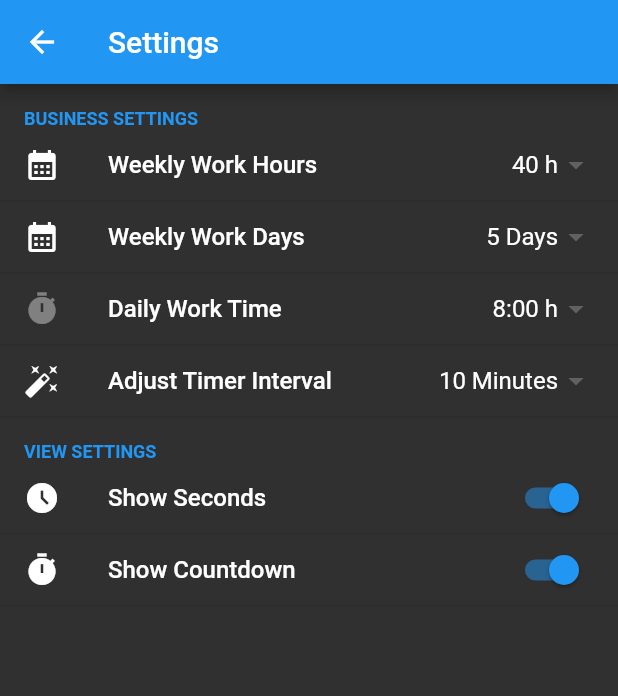
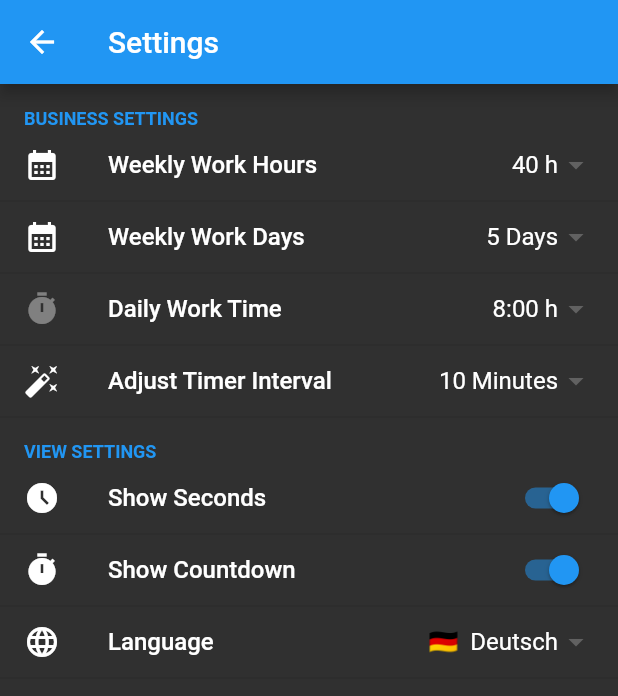
Before and after one commit to mirkoole/Stempli-Flutter-App, a Flutter app: the CustomSettingsScreen screen opened by its route, on a phone screen of 412 x 824 dp. Shown: the top 696 px of the screen. Run offline on Flutter 3.47's test engine with Material 2 defaults, Android fonts, the phone set to English and light mode, and no system bars; drawn by our look-alikes of flutter_settings_screens; our stand-ins replace shared_preferences; accounts and stored records are empty.

Commit message:
add language setting

```diff
--- a/lib/screens/settings.dart
+++ b/lib/screens/settings.dart
@@ -128,6 +128,15 @@ class _CustomSettingsScreenState extends State<CustomSettingsScreen> {
                   title: 'Show Countdown',
                   leading: const Icon(Icons.timer),
                 ),
+                DropDownSettingsTile(
+                    leading: const Icon(Icons.language),
+                    title: "Language",
+                    settingKey: "language",
+                    selected: "de",
+                    values: const <String, String>{
+                      "de": "🇩🇪  Deutsch",
+                      "en": "🇬🇧  English"
+                    })
               ],
             ),
           ],
```
